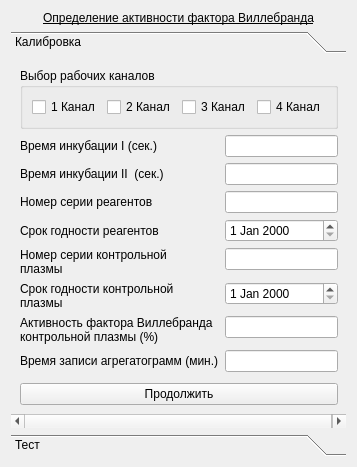
Old version of the form choisedialog/agr2.ui in the repository krang4d/Agrekola.
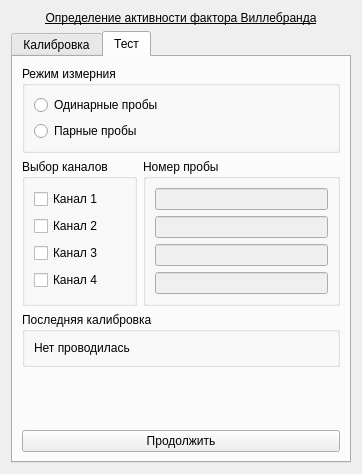
New version of the form. The open tabs and pages were chosen to show the change.

The edit to the form file:
```diff
--- a/choisedialog/agr2.ui
+++ b/choisedialog/agr2.ui
@@ -6,14 +6,14 @@
    <rect>
     <x>0</x>
     <y>0</y>
-    <width>357</width>
-    <height>467</height>
+    <width>353</width>
+    <height>474</height>
    </rect>
   </property>
   <property name="windowTitle">
    <string>Form</string>
   </property>
-  <layout class="QVBoxLayout" name="verticalLayout_2">
+  <layout class="QVBoxLayout" name="verticalLayout_3">
    <item>
     <widget class="QLabel" name="label_agr2">
      <property name="text">
@@ -25,20 +25,12 @@
     </widget>
    </item>
    <item>
-    <widget class="QToolBox" name="toolBox">
+    <widget class="QTabWidget" name="tabWidget">
      <property name="currentIndex">
       <number>1</number>
      </property>
-     <widget class="QWidget" name="page_calib">
-      <property name="geometry">
-       <rect>
-        <x>0</x>
-        <y>0</y>
-        <width>339</width>
-        <height>376</height>
-       </rect>
-      </property>
-      <attribute name="label">
+     <widget class="QWidget" name="tabWidgetPage1">
+      <attribute name="title">
        <string>Калибровка</string>
       </attribute>
       <layout class="QVBoxLayout" name="verticalLayout">
@@ -88,16 +80,6 @@
            </property>
           </widget>
          </item>
-         <item row="0" column="1">
-          <widget class="QLineEdit" name="lineEdit_calibIncube1">
-           <property name="inputMethodHints">
-            <set>Qt::ImhDigitsOnly</set>
-           </property>
-           <property name="text">
-            <string/>
-           </property>
-          </widget>
-         </item>
          <item row="1" column="0">
           <widget class="QLabel" name="label_calib_2">
            <property name="text">
@@ -105,16 +87,6 @@
            </property>
           </widget>
          </item>
-         <item row="1" column="1">
-          <widget class="QLineEdit" name="lineEdit_calibIncube2">
-           <property name="inputMethodHints">
-            <set>Qt::ImhDigitsOnly</set>
-           </property>
-           <property name="text">
-            <string/>
-           </property>
-          </widget>
-         </item>
          <item row="2" column="0">
           <widget class="QLabel" name="label_calib_3">
            <property name="text">
@@ -188,7 +160,7 @@
           </widget>
          </item>
          <item row="7" column="1">
-          <widget class="QLineEdit" name="lineEdit_calibWriteTime"/>
+          <widget class="QDoubleSpinBox" name="doubleSpinBox_calibWriteTime"/>
          </item>
         </layout>
        </item>
@@ -217,19 +189,11 @@
        </item>
       </layout>
      </widget>
-     <widget class="QWidget" name="page_test">
-      <property name="geometry">
-       <rect>
-        <x>0</x>
-        <y>0</y>
-        <width>339</width>
-        <height>376</height>
-       </rect>
-      </property>
-      <attribute name="label">
+     <widget class="QWidget" name="tabWidgetPage2">
+      <attribute name="title">
        <string>Тест</string>
       </attribute>
-      <layout class="QVBoxLayout" name="verticalLayout_3">
+      <layout class="QVBoxLayout" name="verticalLayout_2">
        <item>
         <widget class="QGroupBox" name="groupBox_testProbe">
          <property name="sizePolicy">
@@ -251,7 +215,7 @@
           <item>
            <widget class="QRadioButton" name="radioButton_testSingle">
             <property name="text">
-             <string>Одиночные  пробы</string>
+             <string>Одинарные пробы</string>
             </property>
            </widget>
           </item>
@@ -343,6 +307,22 @@
          </item>
         </layout>
        </item>
+       <item>
+        <widget class="QGroupBox" name="groupBox_testCalib">
+         <property name="title">
+          <string>Последняя калибровка</string>
+         </property>
+         <layout class="QFormLayout" name="formLayout_6">
+          <item row="0" column="0">
+           <widget class="QLabel" name="label_testCalibString">
+            <property name="text">
+             <string>Нет проводилась</string>
+            </property>
+           </widget>
+          </item>
+         </layout>
+        </widget>
+       </item>
        <item>
         <spacer name="verticalSpacer_test">
          <property name="orientation">
@@ -350,8 +330,8 @@
          </property>
          <property name="sizeHint" stdset="0">
           <size>
-           <width>20</width>
-           <height>108</height>
+           <width>254</width>
+           <height>251</height>
           </size>
          </property>
         </spacer>
```
Left out of the diff: 20 changed lines with no effect on the pictures.
